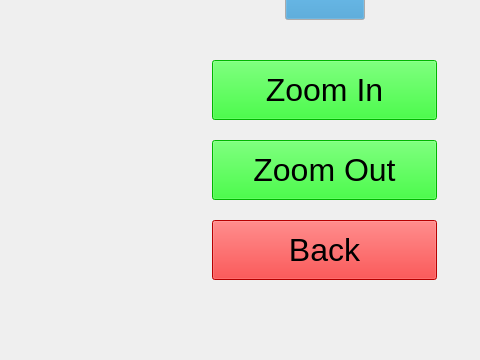
PatrickCPE/stretch_gui, file scripts/stretch.ui: the form before one commit; both pictures show x 800 to 1280 and y 360 to 720 of the 1280 by 720 pixel window.
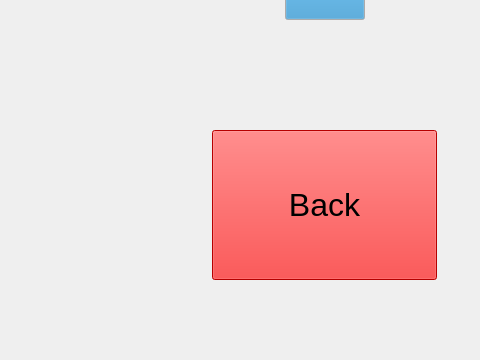
The form after the commit. The open tabs and pages were chosen to show the change. Icons and pictures are not drawn.

Commit message: Image Zoom Removed. Don't think it's neccessary

Diff of the .ui file:
```diff
--- a/scripts/stretch.ui
+++ b/scripts/stretch.ui
@@ -3007,466 +3007,6 @@
        <string>Down</string>
       </property>
      </widget>
-     <widget class="QPushButton" name="ZoomInButtonPage2">
-      <property name="geometry">
-       <rect>
-        <x>1012</x>
-        <y>420</y>
-        <width>225</width>
-        <height>60</height>
-       </rect>
-      </property>
-      <property name="palette">
-       <palette>
-        <active>
-         <colorrole role="WindowText">
-          <brush brushstyle="SolidPattern">
-           <color alpha="255">
-            <red>0</red>
-            <green>0</green>
-            <blue>0</blue>
-           </color>
-          </brush>
-         </colorrole>
-         <colorrole role="Button">
-          <brush brushstyle="SolidPattern">
-           <color alpha="255">
-            <red>0</red>
-            <green>255</green>
-            <blue>0</blue>
-           </color>
-          </brush>
-         </colorrole>
-         <colorrole role="Light">
-          <brush brushstyle="SolidPattern">
-           <color alpha="255">
-            <red>127</red>
-            <green>255</green>
-            <blue>127</blue>
-           </color>
-          </brush>
-         </colorrole>
-         <colorrole role="Midlight">
-          <brush brushstyle="SolidPattern">
-           <color alpha="255">
-            <red>63</red>
-            <green>255</green>
-            <blue>63</blue>
-           </color>
-          </brush>
-         </colorrole>
-         <colorrole role="Dark">
-          <brush brushstyle="SolidPattern">
-           <color alpha="255">
-            <red>0</red>
-            <green>127</green>
-            <blue>0</blue>
-           </color>
-          </brush>
-         </colorrole>
-         <colorrole role="Mid">
-          <brush brushstyle="SolidPattern">
-           <color alpha="255">
-            <red>0</red>
-            <green>170</green>
-            <blue>0</blue>
-           </color>
-          </brush>
-         </colorrole>
-         <colorrole role="Text">
-          <brush brushstyle="SolidPattern">
-           <color alpha="255">
-            <red>0</red>
-            <green>0</green>
-            <blue>0</blue>
-           </color>
-          </brush>
-         </colorrole>
-         <colorrole role="BrightText">
-          <brush brushstyle="SolidPattern">
-           <color alpha="255">
-            <red>255</red>
-            <green>255</green>
-            <blue>255</blue>
-           </color>
-          </brush>
-         </colorrole>
-         <colorrole role="ButtonText">
-          <brush brushstyle="SolidPattern">
-           <color alpha="255">
-            <red>0</red>
-            <green>0</green>
-            <blue>0</blue>
-           </color>
-          </brush>
-         </colorrole>
-         <colorrole role="Base">
-          <brush brushstyle="SolidPattern">
-           <color alpha="255">
-            <red>255</red>
-            <green>255</green>
-            <blue>255</blue>
-           </color>
-          </brush>
-         </colorrole>
-         <colorrole role="Window">
-          <brush brushstyle="SolidPattern">
-           <color alpha="255">
-            <red>0</red>
-            <green>255</green>
-            <blue>0</blue>
-           </color>
-          </brush>
-         </colorrole>
-         <colorrole role="Shadow">
-          <brush brushstyle="SolidPattern">
-           <color alpha="255">
-            <red>0</red>
-            <green>0</green>
-            <blue>0</blue>
-           </color>
-          </brush>
-         </colorrole>
-         <colorrole role="AlternateBase">
-          <brush brushstyle="SolidPattern">
-           <color alpha="255">
-            <red>127</red>
-            <green>255</green>
-            <blue>127</blue>
-           </color>
-          </brush>
-         </colorrole>
-         <colorrole role="ToolTipBase">
-          <brush brushstyle="SolidPattern">
-           <color alpha="255">
-            <red>255</red>
-            <green>255</green>
-            <blue>220</blue>
-           </color>
-          </brush>
-         </colorrole>
-         <colorrole role="ToolTipText">
-          <brush brushstyle="SolidPattern">
-           <color alpha="255">
-            <red>0</red>
-            <green>0</green>
-            <blue>0</blue>
-           </color>
-          </brush>
-         </colorrole>
-         <colorrole role="PlaceholderText">
-          <brush brushstyle="SolidPattern">
-           <color alpha="128">
-            <red>0</red>
-            <green>0</green>
-            <blue>0</blue>
-           </color>
-          </brush>
-         </colorrole>
-        </active>
-        <inactive>
-         <colorrole role="WindowText">
-          <brush brushstyle="SolidPattern">
-           <color alpha="255">
-            <red>0</red>
-            <green>0</green>
-            <blue>0</blue>
-           </color>
-          </brush>
-         </colorrole>
-         <colorrole role="Button">
-          <brush brushstyle="SolidPattern">
-           <color alpha="255">
-            <red>0</red>
-            <green>255</green>
-            <blue>0</blue>
-           </color>
-          </brush>
-         </colorrole>
-         <colorrole role="Light">
-          <brush brushstyle="SolidPattern">
-           <color alpha="255">
-            <red>127</red>
-            <green>255</green>
-            <blue>127</blue>
-           </color>
-          </brush>
-         </colorrole>
-         <colorrole role="Midlight">
-          <brush brushstyle="SolidPattern">
-           <color alpha="255">
-            <red>63</red>
-            <green>255</green>
-            <blue>63</blue>
-           </color>
-          </brush>
-         </colorrole>
-         <colorrole role="Dark">
-          <brush brushstyle="SolidPattern">
-           <color alpha="255">
-            <red>0</red>
-            <green>127</green>
-            <blue>0</blue>
-           </color>
-          </brush>
-         </colorrole>
-         <colorrole role="Mid">
-          <brush brushstyle="SolidPattern">
-           <color alpha="255">
-            <red>0</red>
-            <green>170</green>
-            <blue>0</blue>
-           </color>
-          </brush>
-         </colorrole>
-         <colorrole role="Text">
-          <brush brushstyle="SolidPattern">
-           <color alpha="255">
-            <red>0</red>
-            <green>0</green>
-            <blue>0</blue>
-           </color>
-          </brush>
-         </colorrole>
-         <colorrole role="BrightText">
-          <brush brushstyle="SolidPattern">
-           <color alpha="255">
-            <red>255</red>
-            <green>255</green>
-            <blue>255</blue>
-           </color>
-          </brush>
-         </colorrole>
-         <colorrole role="ButtonText">
-          <brush brushstyle="SolidPattern">
-           <color alpha="255">
-            <red>0</red>
-            <green>0</green>
-            <blue>0</blue>
-           </color>
-          </brush>
-         </colorrole>
-         <colorrole role="Base">
-          <brush brushstyle="SolidPattern">
-           <color alpha="255">
-            <red>255</red>
-            <green>255</green>
-            <blue>255</blue>
-           </color>
-          </brush>
-         </colorrole>
-         <colorrole role="Window">
-          <brush brushstyle="SolidPattern">
-           <color alpha="255">
-            <red>0</red>
-            <green>255</green>
-            <blue>0</blue>
-           </color>
-          </brush>
-         </colorrole>
-         <colorrole role="Shadow">
-          <brush brushstyle="SolidPattern">
-           <color alpha="255">
-            <red>0</red>
-            <green>0</green>
-            <blue>0</blue>
-           </color>
-          </brush>
-         </colorrole>
-         <colorrole role="AlternateBase">
-          <brush brushstyle="SolidPattern">
-           <color alpha="255">
-            <red>127</red>
-            <green>255</green>
-            <blue>127</blue>
-           </color>
-          </brush>
-         </colorrole>
-         <colorrole role="ToolTipBase">
-          <brush brushstyle="SolidPattern">
-           <color alpha="255">
-            <red>255</red>
-            <green>255</green>
-            <blue>220</blue>
-           </color>
-          </brush>
-         </colorrole>
-         <colorrole role="ToolTipText">
-          <brush brushstyle="SolidPattern">
-           <color alpha="255">
-            <red>0</red>
-            <green>0</green>
-            <blue>0</blue>
-           </color>
-          </brush>
-         </colorrole>
-         <colorrole role="PlaceholderText">
-          <brush brushstyle="SolidPattern">
-           <color alpha="128">
-            <red>0</red>
-            <green>0</green>
-            <blue>0</blue>
-           </color>
-          </brush>
-         </colorrole>
-        </inactive>
-        <disabled>
-         <colorrole role="WindowText">
-          <brush brushstyle="SolidPattern">
-           <color alpha="255">
-            <red>0</red>
-            <green>127</green>
-            <blue>0</blue>
-           </color>
-          </brush>
-         </colorrole>
-         <colorrole role="Button">
-          <brush brushstyle="SolidPattern">
-           <color alpha="255">
-            <red>0</red>
-            <green>255</green>
-            <blue>0</blue>
-           </color>
-          </brush>
-         </colorrole>
-         <colorrole role="Light">
-          <brush brushstyle="SolidPattern">
-           <color alpha="255">
-            <red>127</red>
-            <green>255</green>
-            <blue>127</blue>
-           </color>
-          </brush>
-         </colorrole>
-         <colorrole role="Midlight">
-          <brush brushstyle="SolidPattern">
-           <color alpha="255">
-            <red>63</red>
-            <green>255</green>
-            <blue>63</blue>
-           </color>
-          </brush>
-         </colorrole>
-         <colorrole role="Dark">
-          <brush brushstyle="SolidPattern">
-           <color alpha="255">
-            <red>0</red>
-            <green>127</green>
-            <blue>0</blue>
-           </color>
-          </brush>
-         </colorrole>
-         <colorrole role="Mid">
-          <brush brushstyle="SolidPattern">
-           <color alpha="255">
-            <red>0</red>
-            <green>170</green>
-            <blue>0</blue>
-           </color>
-          </brush>
-         </colorrole>
-         <colorrole role="Text">
-          <brush brushstyle="SolidPattern">
-           <color alpha="255">
-            <red>0</red>
-            <green>127</green>
-            <blue>0</blue>
-           </color>
-          </brush>
-         </colorrole>
-         <colorrole role="BrightText">
-          <brush brushstyle="SolidPattern">
-           <color alpha="255">
-            <red>255</red>
-            <green>255</green>
-            <blue>255</blue>
-           </color>
-          </brush>
-         </colorrole>
-         <colorrole role="ButtonText">
-          <brush brushstyle="SolidPattern">
-           <color alpha="255">
-            <red>0</red>
-            <green>127</green>
-            <blue>0</blue>
-           </color>
-          </brush>
-         </colorrole>
-         <colorrole role="Base">
-          <brush brushstyle="SolidPattern">
-           <color alpha="255">
-            <red>0</red>
-            <green>255</green>
-            <blue>0</blue>
-           </color>
-          </brush>
-         </colorrole>
-         <colorrole role="Window">
-          <brush brushstyle="SolidPattern">
-           <color alpha="255">
-            <red>0</red>
-            <green>255</green>
-            <blue>0</blue>
-           </color>
-          </brush>
-         </colorrole>
-         <colorrole role="Shadow">
-          <brush brushstyle="SolidPattern">
-           <color alpha="255">
-            <red>0</red>
-            <green>0</green>
-            <blue>0</blue>
-           </color>
-          </brush>
-         </colorrole>
-         <colorrole role="AlternateBase">
-          <brush brushstyle="SolidPattern">
-           <color alpha="255">
-            <red>0</red>
-            <green>255</green>
-            <blue>0</blue>
-           </color>
-          </brush>
-         </colorrole>
-         <colorrole role="ToolTipBase">
-          <brush brushstyle="SolidPattern">
-           <color alpha="255">
-            <red>255</red>
-            <green>255</green>
-            <blue>220</blue>
-           </color>
-          </brush>
-         </colorrole>
-         <colorrole role="ToolTipText">
-          <brush brushstyle="SolidPattern">
-           <color alpha="255">
-            <red>0</red>
-            <green>0</green>
-            <blue>0</blue>
-           </color>
-          </brush>
-         </colorrole>
-         <colorrole role="PlaceholderText">
-          <brush brushstyle="SolidPattern">
-           <color alpha="128">
-            <red>0</red>
-            <green>0</green>
-            <blue>0</blue>
-           </color>
-          </brush>
-         </colorrole>
-        </disabled>
-       </palette>
-      </property>
-      <property name="font">
-       <font>
-        <pointsize>24</pointsize>
-       </font>
-      </property>
-      <property name="text">
-       <string>Zoom In</string>
-      </property>
-     </widget>
      <widget class="QLabel" name="NavigateLabelPage2">
       <property name="geometry">
        <rect>
@@ -4406,473 +3946,13 @@
        <set>Qt::AlignCenter</set>
       </property>
      </widget>
-     <widget class="QPushButton" name="ZoomOutButtonPage2">
-      <property name="geometry">
-       <rect>
-        <x>1012</x>
-        <y>500</y>
-        <width>225</width>
-        <height>60</height>
-       </rect>
-      </property>
-      <property name="palette">
-       <palette>
-        <active>
-         <colorrole role="WindowText">
-          <brush brushstyle="SolidPattern">
-           <color alpha="255">
-            <red>0</red>
-            <green>0</green>
-            <blue>0</blue>
-           </color>
-          </brush>
-         </colorrole>
-         <colorrole role="Button">
-          <brush brushstyle="SolidPattern">
-           <color alpha="255">
-            <red>0</red>
-            <green>255</green>
-            <blue>0</blue>
-           </color>
-          </brush>
-         </colorrole>
-         <colorrole role="Light">
-          <brush brushstyle="SolidPattern">
-           <color alpha="255">
-            <red>127</red>
-            <green>255</green>
-            <blue>127</blue>
-           </color>
-          </brush>
-         </colorrole>
-         <colorrole role="Midlight">
-          <brush brushstyle="SolidPattern">
-           <color alpha="255">
-            <red>63</red>
-            <green>255</green>
-            <blue>63</blue>
-           </color>
-          </brush>
-         </colorrole>
-         <colorrole role="Dark">
-          <brush brushstyle="SolidPattern">
-           <color alpha="255">
-            <red>0</red>
-            <green>127</green>
-            <blue>0</blue>
-           </color>
-          </brush>
-         </colorrole>
-         <colorrole role="Mid">
-          <brush brushstyle="SolidPattern">
-           <color alpha="255">
-            <red>0</red>
-            <green>170</green>
-            <blue>0</blue>
-           </color>
-          </brush>
-         </colorrole>
-         <colorrole role="Text">
-          <brush brushstyle="SolidPattern">
-           <color alpha="255">
-            <red>0</red>
-            <green>0</green>
-            <blue>0</blue>
-           </color>
-          </brush>
-         </colorrole>
-         <colorrole role="BrightText">
-          <brush brushstyle="SolidPattern">
-           <color alpha="255">
-            <red>255</red>
-            <green>255</green>
-            <blue>255</blue>
-           </color>
-          </brush>
-         </colorrole>
-         <colorrole role="ButtonText">
-          <brush brushstyle="SolidPattern">
-           <color alpha="255">
-            <red>0</red>
-            <green>0</green>
-            <blue>0</blue>
-           </color>
-          </brush>
-         </colorrole>
-         <colorrole role="Base">
-          <brush brushstyle="SolidPattern">
-           <color alpha="255">
-            <red>255</red>
-            <green>255</green>
-            <blue>255</blue>
-           </color>
-          </brush>
-         </colorrole>
-         <colorrole role="Window">
-          <brush brushstyle="SolidPattern">
-           <color alpha="255">
-            <red>0</red>
-            <green>255</green>
-            <blue>0</blue>
-           </color>
-          </brush>
-         </colorrole>
-         <colorrole role="Shadow">
-          <brush brushstyle="SolidPattern">
-           <color alpha="255">
-            <red>0</red>
-            <green>0</green>
-            <blue>0</blue>
-           </color>
-          </brush>
-         </colorrole>
-         <colorrole role="AlternateBase">
-          <brush brushstyle="SolidPattern">
-           <color alpha="255">
-            <red>127</red>
-            <green>255</green>
-            <blue>127</blue>
-           </color>
-          </brush>
-         </colorrole>
-         <colorrole role="ToolTipBase">
-          <brush brushstyle="SolidPattern">
-           <color alpha="255">
-            <red>255</red>
-            <green>255</green>
-            <blue>220</blue>
-           </color>
-          </brush>
-         </colorrole>
-         <colorrole role="ToolTipText">
-          <brush brushstyle="SolidPattern">
-           <color alpha="255">
-            <red>0</red>
-            <green>0</green>
-            <blue>0</blue>
-           </color>
-          </brush>
-         </colorrole>
-         <colorrole role="PlaceholderText">
-          <brush brushstyle="SolidPattern">
-           <color alpha="128">
-            <red>0</red>
-            <green>0</green>
-            <blue>0</blue>
-           </color>
-          </brush>
-         </colorrole>
-        </active>
-        <inactive>
-         <colorrole role="WindowText">
-          <brush brushstyle="SolidPattern">
-           <color alpha="255">
-            <red>0</red>
-            <green>0</green>
-            <blue>0</blue>
-           </color>
-          </brush>
-         </colorrole>
-         <colorrole role="Button">
-          <brush brushstyle="SolidPattern">
-           <color alpha="255">
-            <red>0</red>
-            <green>255</green>
-            <blue>0</blue>
-           </color>
-          </brush>
-         </colorrole>
-         <colorrole role="Light">
-          <brush brushstyle="SolidPattern">
-           <color alpha="255">
-            <red>127</red>
-            <green>255</green>
-            <blue>127</blue>
-           </color>
-          </brush>
-         </colorrole>
-         <colorrole role="Midlight">
-          <brush brushstyle="SolidPattern">
-           <color alpha="255">
-            <red>63</red>
-            <green>255</green>
-            <blue>63</blue>
-           </color>
-          </brush>
-         </colorrole>
-         <colorrole role="Dark">
-          <brush brushstyle="SolidPattern">
-           <color alpha="255">
-            <red>0</red>
-            <green>127</green>
-            <blue>0</blue>
-           </color>
-          </brush>
-         </colorrole>
-         <colorrole role="Mid">
-          <brush brushstyle="SolidPattern">
-           <color alpha="255">
-            <red>0</red>
-            <green>170</green>
-            <blue>0</blue>
-           </color>
-          </brush>
-         </colorrole>
-         <colorrole role="Text">
-          <brush brushstyle="SolidPattern">
-           <color alpha="255">
-            <red>0</red>
-            <green>0</green>
-            <blue>0</blue>
-           </color>
-          </brush>
-         </colorrole>
-         <colorrole role="BrightText">
-          <brush brushstyle="SolidPattern">
-           <color alpha="255">
-            <red>255</red>
-            <green>255</green>
-            <blue>255</blue>
-           </color>
-          </brush>
-         </colorrole>
-         <colorrole role="ButtonText">
-          <brush brushstyle="SolidPattern">
-           <color alpha="255">
-            <red>0</red>
-            <green>0</green>
-            <blue>0</blue>
-           </color>
-          </brush>
-         </colorrole>
-         <colorrole role="Base">
-          <brush brushstyle="SolidPattern">
-           <color alpha="255">
-            <red>255</red>
-            <green>255</green>
-            <blue>255</blue>
-           </color>
-          </brush>
-         </colorrole>
-         <colorrole role="Window">
-          <brush brushstyle="SolidPattern">
-           <color alpha="255">
-            <red>0</red>
-            <green>255</green>
-            <blue>0</blue>
-           </color>
-          </brush>
-         </colorrole>
-         <colorrole role="Shadow">
-          <brush brushstyle="SolidPattern">
-           <color alpha="255">
-            <red>0</red>
-            <green>0</green>
-            <blue>0</blue>
-           </color>
-          </brush>
-         </colorrole>
-         <colorrole role="AlternateBase">
-          <brush brushstyle="SolidPattern">
-           <color alpha="255">
-            <red>127</red>
-            <green>255</green>
-            <blue>127</blue>
-           </color>
-          </brush>
-         </colorrole>
-         <colorrole role="ToolTipBase">
-          <brush brushstyle="SolidPattern">
-           <color alpha="255">
-            <red>255</red>
-            <green>255</green>
-            <blue>220</blue>
-           </color>
-          </brush>
-         </colorrole>
-         <colorrole role="ToolTipText">
-          <brush brushstyle="SolidPattern">
-           <color alpha="255">
-            <red>0</red>
-            <green>0</green>
-            <blue>0</blue>
-           </color>
-          </brush>
-         </colorrole>
-         <colorrole role="PlaceholderText">
-          <brush brushstyle="SolidPattern">
-           <color alpha="128">
-            <red>0</red>
-            <green>0</green>
-            <blue>0</blue>
-           </color>
-          </brush>
-         </colorrole>
-        </inactive>
-        <disabled>
-         <colorrole role="WindowText">
-          <brush brushstyle="SolidPattern">
-           <color alpha="255">
-            <red>0</red>
-            <green>127</green>
-            <blue>0</blue>
-           </color>
-          </brush>
-         </colorrole>
-         <colorrole role="Button">
-          <brush brushstyle="SolidPattern">
-           <color alpha="255">
-            <red>0</red>
-            <green>255</green>
-            <blue>0</blue>
-           </color>
-          </brush>
-         </colorrole>
-         <colorrole role="Light">
-          <brush brushstyle="SolidPattern">
-           <color alpha="255">
-            <red>127</red>
-            <green>255</green>
-            <blue>127</blue>
-           </color>
-          </brush>
-         </colorrole>
-         <colorrole role="Midlight">
-          <brush brushstyle="SolidPattern">
-           <color alpha="255">
-            <red>63</red>
-            <green>255</green>
-            <blue>63</blue>
-           </color>
-          </brush>
-         </colorrole>
-         <colorrole role="Dark">
-          <brush brushstyle="SolidPattern">
-           <color alpha="255">
-            <red>0</red>
-            <green>127</green>
-            <blue>0</blue>
-           </color>
-          </brush>
-         </colorrole>
-         <colorrole role="Mid">
-          <brush brushstyle="SolidPattern">
-           <color alpha="255">
-            <red>0</red>
-            <green>170</green>
-            <blue>0</blue>
-           </color>
-          </brush>
-         </colorrole>
-         <colorrole role="Text">
-          <brush brushstyle="SolidPattern">
-           <color alpha="255">
-            <red>0</red>
-            <green>127</green>
-            <blue>0</blue>
-           </color>
-          </brush>
-         </colorrole>
-         <colorrole role="BrightText">
-          <brush brushstyle="SolidPattern">
-           <color alpha="255">
-            <red>255</red>
-            <green>255</green>
-            <blue>255</blue>
-           </color>
-          </brush>
-         </colorrole>
-         <colorrole role="ButtonText">
-          <brush brushstyle="SolidPattern">
-           <color alpha="255">
-            <red>0</red>
-            <green>127</green>
-            <blue>0</blue>
-           </color>
-          </brush>
-         </colorrole>
-         <colorrole role="Base">
-          <brush brushstyle="SolidPattern">
-           <color alpha="255">
-            <red>0</red>
-            <green>255</green>
-            <blue>0</blue>
-           </color>
-          </brush>
-         </colorrole>
-         <colorrole role="Window">
-          <brush brushstyle="SolidPattern">
-           <color alpha="255">
-            <red>0</red>
-            <green>255</green>
-            <blue>0</blue>
-           </color>
-          </brush>
-         </colorrole>
-         <colorrole role="Shadow">
-          <brush brushstyle="SolidPattern">
-           <color alpha="255">
-            <red>0</red>
-            <green>0</green>
-            <blue>0</blue>
-           </color>
-          </brush>
-         </colorrole>
-         <colorrole role="AlternateBase">
-          <brush brushstyle="SolidPattern">
-           <color alpha="255">
-            <red>0</red>
-            <green>255</green>
-            <blue>0</blue>
-           </color>
-          </brush>
-         </colorrole>
-         <colorrole role="ToolTipBase">
-          <brush brushstyle="SolidPattern">
-           <color alpha="255">
-            <red>255</red>
-            <green>255</green>
-            <blue>220</blue>
-           </color>
-          </brush>
-         </colorrole>
-         <colorrole role="ToolTipText">
-          <brush brushstyle="SolidPattern">
-           <color alpha="255">
-            <red>0</red>
-            <green>0</green>
-            <blue>0</blue>
-           </color>
-          </brush>
-         </colorrole>
-         <colorrole role="PlaceholderText">
-          <brush brushstyle="SolidPattern">
-           <color alpha="128">
-            <red>0</red>
-            <green>0</green>
-            <blue>0</blue>
-           </color>
-          </brush>
-         </colorrole>
-        </disabled>
-       </palette>
-      </property>
-      <property name="font">
-       <font>
-        <pointsize>24</pointsize>
-       </font>
-      </property>
-      <property name="text">
-       <string>Zoom Out</string>
-      </property>
-     </widget>
      <widget class="QPushButton" name="BackButtonPage2">
       <property name="geometry">
        <rect>
         <x>1012</x>
-        <y>580</y>
+        <y>490</y>
         <width>225</width>
-        <height>60</height>
+        <height>150</height>
        </rect>
       </property>
       <property name="palette">
```
The commit also changes 3 other files.
